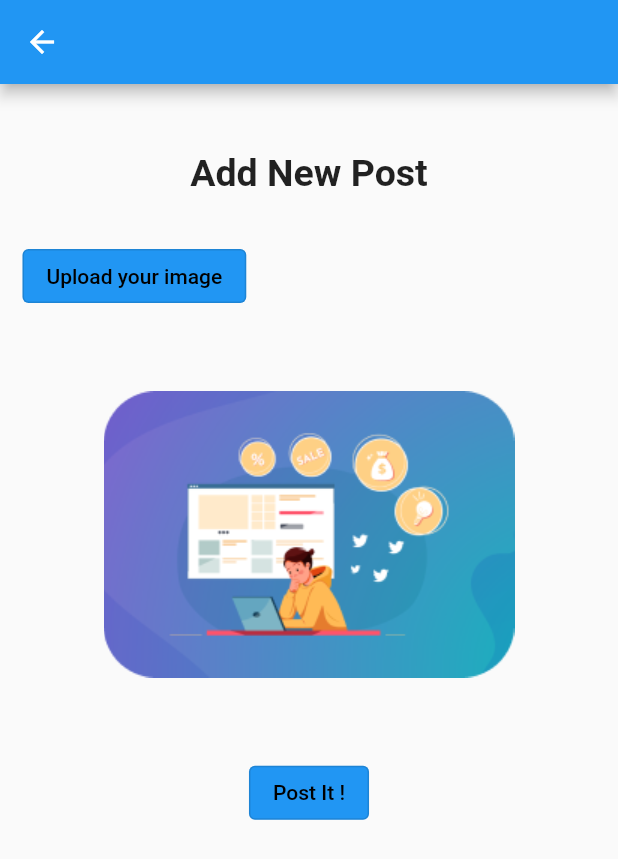
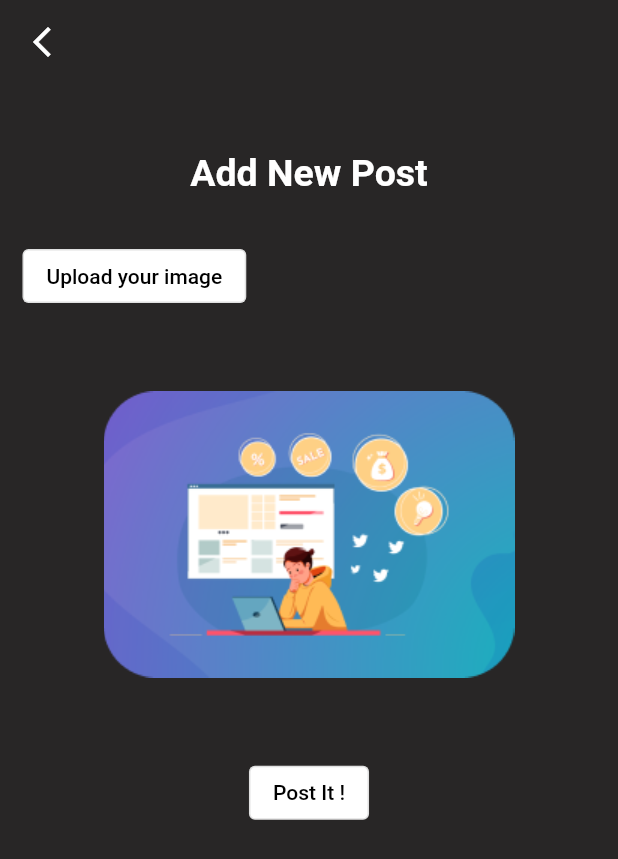
Before and after one commit to tuwaiq-flutter-gg/lab-7, a Flutter app: the screen it shows after launch, after a tap on the "add circle outline" icon, on a phone screen of 412 x 824 dp. Shown: the top 859 px of the screen. Run offline on Flutter 3.47's test engine with Material 2 defaults, Android fonts, the phone set to English and light mode, and no system bars; our stand-ins replace image_picker.

Commit message:
adjust colors

```diff
--- a/lab7/lib/components/About.dart
+++ b/lab7/lib/components/About.dart
@@ -22,11 +22,21 @@ class About extends StatelessWidget {
                   "Web Design Ideas",
                   style: TextStyle(
                     fontWeight: FontWeight.w900,
+                    color: Colors.white,
                   ),
                 ),
                 const Text(
-                    "Our goal is to get YOU inspire All ideas are build from zero"),
-                const Text("Enjoy our posts by like & comment")
+                  "Our goal is to get YOU inspire All ideas are build from zero",
+                  style: TextStyle(
+                    color: Colors.white,
+                  ),
+                ),
+                const Text(
+                  "Enjoy our posts by like & comment",
+                  style: TextStyle(
+                    color: Colors.white,
+                  ),
+                ),
               ],
             ),
           )
--- a/lab7/lib/src/screens/AddPost.dart
+++ b/lab7/lib/src/screens/AddPost.dart
@@ -18,7 +18,17 @@ class _AddPostState extends State<AddPost> {
   @override
   Widget build(BuildContext context) {
     return Scaffold(
-      appBar: AppBar(),
+      backgroundColor: Color(0xff282626),
+      appBar: AppBar(
+        backgroundColor: Color.fromRGBO(255, 255, 255, 0),
+        elevation: 0,
+        leading: IconButton(
+          icon: Icon(Icons.arrow_back_ios_new),
+          onPressed: () {
+            Navigator.pop(context);
+          },
+        ),
+      ),
       body: Padding(
         padding: const EdgeInsets.all(15),
         child: ListView(
@@ -31,6 +41,7 @@ class _AddPostState extends State<AddPost> {
                   style: TextStyle(
                     fontWeight: FontWeight.bold,
                     fontSize: 25,
+                    color: Colors.white,
                   ),
                 ),
               ),
@@ -39,7 +50,7 @@ class _AddPostState extends State<AddPost> {
               alignment: Alignment.centerLeft,
               child: OutlinedButton(
                 style: OutlinedButton.styleFrom(
-                  backgroundColor: Colors.blue,
+                  backgroundColor: Colors.white,
                   foregroundColor: Colors.black,
                 ),
                 onPressed: () async {
@@ -63,7 +74,7 @@ class _AddPostState extends State<AddPost> {
             Center(
               child: OutlinedButton(
                 style: OutlinedButton.styleFrom(
-                  backgroundColor: Colors.blue,
+                  backgroundColor: Colors.white,
                   foregroundColor: Colors.black,
                 ),
                 onPressed: () {
--- a/lab7/lib/src/screens/Home.dart
+++ b/lab7/lib/src/screens/Home.dart
@@ -17,7 +17,7 @@ class _HomeState extends State<Home> {
   @override
   Widget build(BuildContext context) {
     return Scaffold(
-      //backgroundColor: Color.fromRGBO(255, 255, 255, 0),
+      backgroundColor: Color(0xff282626),
       body: SafeArea(
         child: ListView(
           children: [
@@ -31,7 +31,7 @@ class _HomeState extends State<Home> {
                     width: MediaQuery.of(context).size.width / 3.3,
                     decoration: const BoxDecoration(
                       shape: BoxShape.circle,
-                      color: Color.fromARGB(255, 201, 196, 196),
+                      color: Colors.white,
                     ),
                     child: Image.asset("images/avatar-icon.png"),
                   ),
@@ -59,6 +59,7 @@ class _HomeState extends State<Home> {
                               constraints: BoxConstraints(),
                               icon: Icon(
                                 Icons.add_circle_outline,
+                                color: Colors.white,
                               ),
                             ),
                           ],
@@ -72,12 +73,18 @@ class _HomeState extends State<Home> {
                                   "80",
                                   style: TextStyle(
                                     fontWeight: FontWeight.w900,
+                                    color: Colors.white,
                                   ),
                                 ),
                                 SizedBox(
                                   height: 10,
                                 ),
-                                const Text("Posts"),
+                                const Text(
+                                  "Posts",
+                                  style: TextStyle(
+                                    color: Colors.white,
+                                  ),
+                                ),
                               ],
                             ),
                             Column(
@@ -86,12 +93,18 @@ class _HomeState extends State<Home> {
                                   "707k",
                                   style: TextStyle(
                                     fontWeight: FontWeight.w900,
+                                    color: Colors.white,
                                   ),
                                 ),
                                 SizedBox(
                                   height: 10,
                                 ),
-                                const Text("Followers"),
+                                const Text(
+                                  "Followers",
+                                  style: TextStyle(
+                                    color: Colors.white,
+                                  ),
+                                ),
                               ],
                             ),
                             Column(
@@ -100,12 +113,18 @@ class _HomeState extends State<Home> {
                                   "55",
                                   style: TextStyle(
                                     fontWeight: FontWeight.w900,
+                                    color: Colors.white,
                                   ),
                                 ),
                                 SizedBox(
                                   height: 10,
                                 ),
-                                const Text("following"),
+                                const Text(
+                                  "following",
+                                  style: TextStyle(
+                                    color: Colors.white,
+                                  ),
+                                ),
                               ],
                             ),
                           ],
```
Also changed, not shown: 3 other files.
